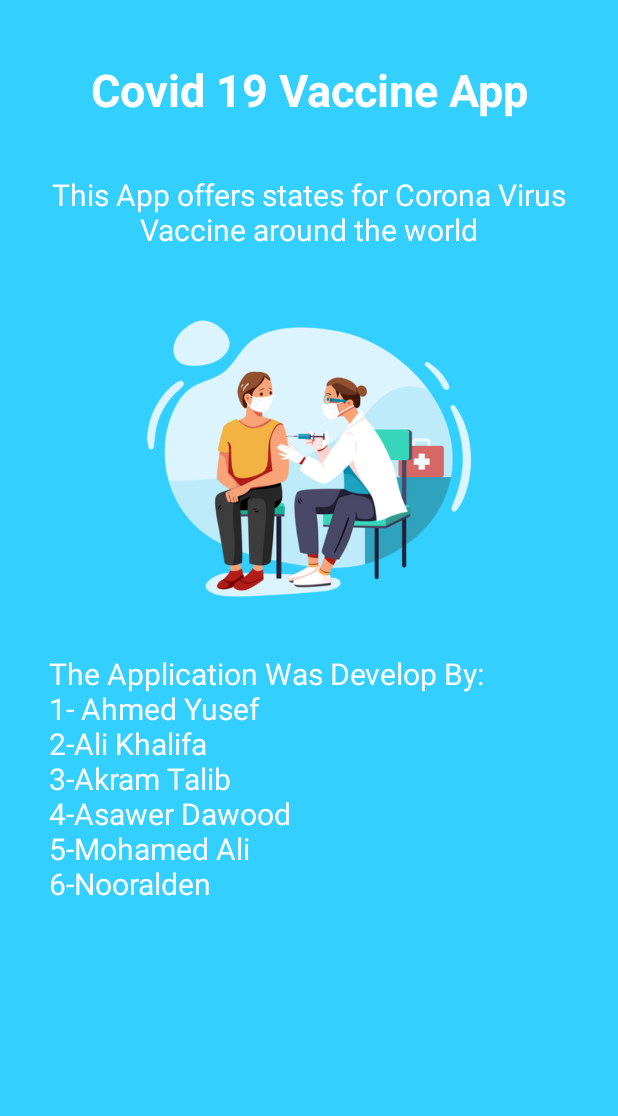
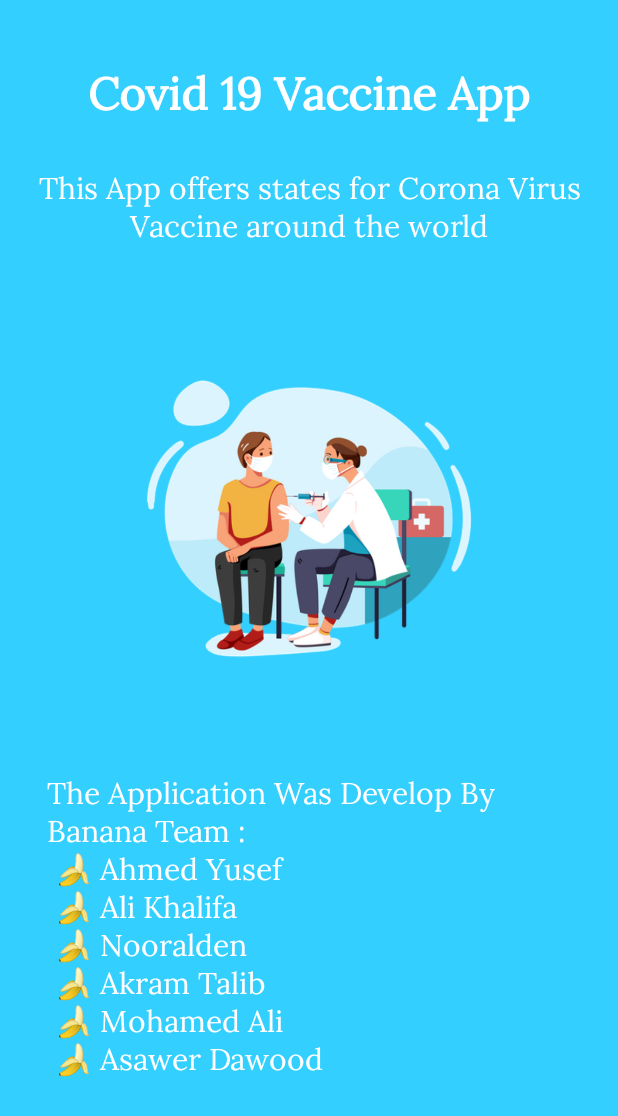
Before and after one commit to Ahmed93Yusef/Covid19-Vaccine, an Android app: the fragment AboutFragment shown on its own in the app's theme, on a phone screen of 412 x 824 dp. Shown: the top 1116 px of the screen. Run offline under Robolectric (Android 15) with nearby library versions, the phone set to English and light mode, and no system bars; network calls fail.

Commit message:
edit more about fragment

```diff
--- a/app/build.gradle
+++ b/app/build.gradle
@@ -44,8 +44,5 @@ dependencies {
     androidTestImplementation 'androidx.test.ext:junit:1.1.3'
     androidTestImplementation 'androidx.test.espresso:espresso-core:3.4.0'
     implementation 'com.airbnb.android:lottie:4.0.0'
-
-
-
     implementation "androidx.fragment:fragment-ktx:1.3.6"
 }
--- a/app/src/main/res/layout/fragment_about.xml
+++ b/app/src/main/res/layout/fragment_about.xml
@@ -10,10 +10,11 @@
         android:id="@+id/textView"
         android:layout_width="wrap_content"
         android:layout_height="wrap_content"
+        android:fontFamily="@font/loraregular"
         android:gravity="center"
-        android:text="Covid 19 Vaccine App"
+        android:text="@string/App_Name"
         android:textColor="@color/white"
-        android:textSize="30dp"
+        android:textSize="30sp"
         android:textStyle="bold"
         app:layout_constraintBottom_toBottomOf="parent"
         app:layout_constraintEnd_toEndOf="parent"
@@ -25,7 +26,8 @@
         android:id="@+id/textView2"
         android:layout_width="wrap_content"
         android:layout_height="wrap_content"
-        android:layout_marginTop="36dp"
+        android:layout_marginTop="28dp"
+        android:fontFamily="@font/loraregular"
         android:text="@string/statement1"
         android:textAlignment="center"
         android:textColor="@color/white"
@@ -41,20 +43,26 @@
         android:layout_height="243dp"
         android:layout_marginTop="68dp"
         android:src="@drawable/covid"
+        app:layout_constraintBottom_toTopOf="@+id/textView3"
         app:layout_constraintEnd_toEndOf="parent"
         app:layout_constraintStart_toStartOf="parent"
-        app:layout_constraintTop_toTopOf="@+id/textView2" />
+        app:layout_constraintTop_toTopOf="@+id/textView2"
+        android:contentDescription="@string/covid" />
 
     <TextView
-        android:layout_width="wrap_content"
+        android:id="@+id/textView3"
+        android:layout_width="348dp"
         android:layout_height="wrap_content"
-        android:layout_marginTop="8dp"
+        android:layout_marginTop="36dp"
+        android:fontFamily="@font/loraregular"
         android:text="@string/statement2"
         android:textColor="@color/white"
         android:textSize="20sp"
+        app:layout_constraintBottom_toBottomOf="parent"
         app:layout_constraintEnd_toEndOf="parent"
-        app:layout_constraintHorizontal_bias="0.27"
+        app:layout_constraintHorizontal_bias="0.492"
         app:layout_constraintStart_toStartOf="parent"
-        app:layout_constraintTop_toBottomOf="@+id/imageView" />
+        app:layout_constraintTop_toTopOf="parent"
+        app:layout_constraintVertical_bias="0.82" />
 
 </androidx.constraintlayout.widget.ConstraintLayout>
--- a/app/src/main/res/values/strings.xml
+++ b/app/src/main/res/values/strings.xml
@@ -11,8 +11,10 @@
     <string name="more_details">More datalis</string>
     <string name="anti_vaccines_covid_19">Anti Vaccines Covid-19</string>
     <string name="statement1">This App offers states for Corona Virus Vaccine around the world</string>
-    <string name="statement2">The Application Was Develop By:\n1- Ahmed Yusef\n2-Ali Khalifa\n3-Akram Talib\n4-Asawer Dawood\n5-Mohamed Ali\n6-Nooralden</string>
+    <string name="statement2">The Application Was Develop By Banana Team :\n 🍌 Ahmed Yusef\n 🍌 Ali Khalifa\n 🍌 Nooralden\n 🍌 Akram Talib\n 🍌 Mohamed Ali\n 🍌 Asawer Dawood </string>
     <string name="input_country">input Country</string>
     <string name="vaizor">Vaccination is a simple, safe, and effective way of protecting people against harmful diseases, before they come into contact with them. It uses your body’s natural defenses to build resistance to specific infections and makes your immune system stronger.
 Vaccines train your immune system to create antibodies, just as it does when it’s exposed to a disease.</string>
+    <string name="App_Name">Covid 19 Vaccine App</string>
+    <string name="covid">covid</string>
 </resources>
```
